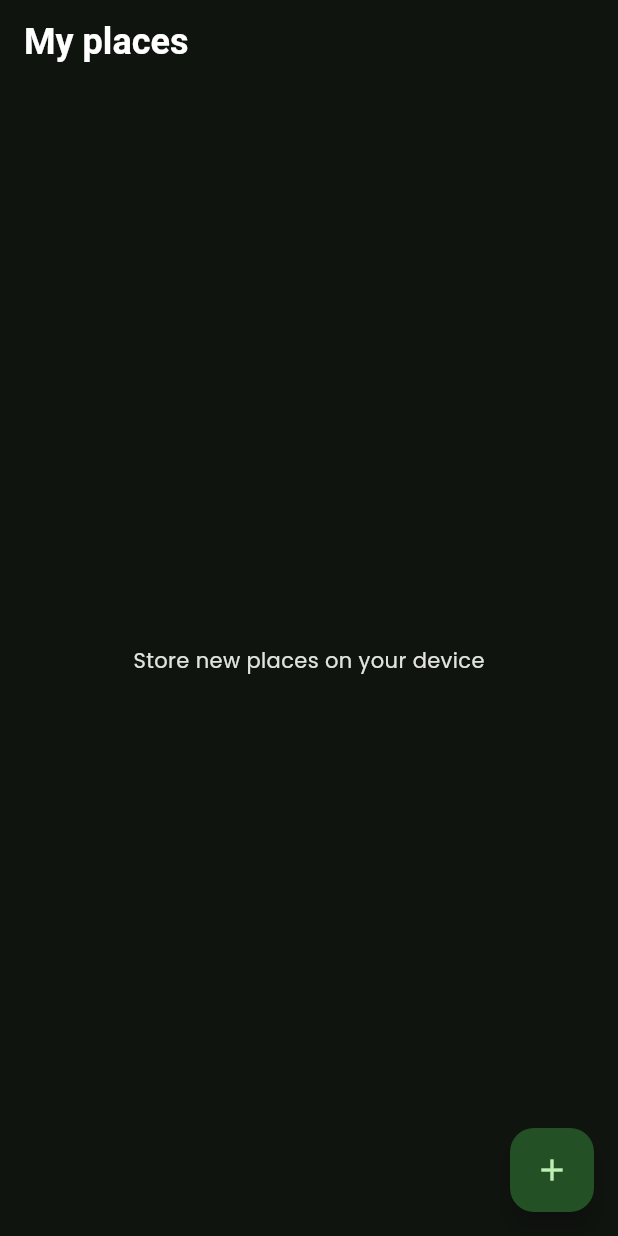
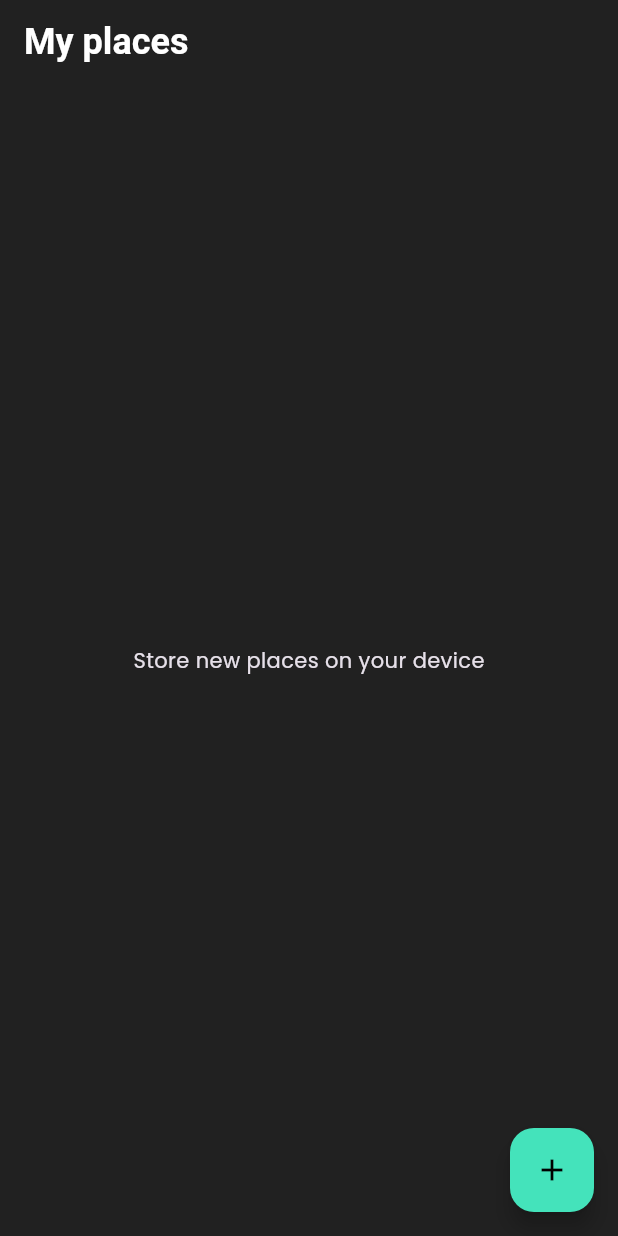
Before and after one commit to HelioPC/great_places, a Flutter app: the screen it shows after launch, on a phone screen of 412 x 824 dp. Run offline on Flutter 3.47's test engine with Material 3 defaults, Android fonts, the phone set to English and light mode, and no system bars; our stand-ins replace google_maps_flutter, image_picker, location, sqflite; missing offline and left inert: flutter_config; accounts and stored records are empty.

Commit message:
fix(ui): change primary colors and font sizes

```diff
--- a/lib/main.dart
+++ b/lib/main.dart
@@ -1,5 +1,6 @@
 import 'package:flutter/material.dart';
 import 'package:flutter_config/flutter_config.dart';
+import 'package:great_places/src/common/themes/dark_theme.dart';
 import 'package:great_places/src/common/utils/app_routes.dart';
 import 'package:great_places/src/features/home/data/great_place_repository.dart';
 import 'package:great_places/src/features/home/data/local_great_place_repository.dart';
@@ -35,21 +36,7 @@ class MainApp extends StatelessWidget {
       ],
       child: MaterialApp(
         debugShowCheckedModeBanner: false,
-        theme: ThemeData(
-          useMaterial3: true,
-          colorScheme: ColorScheme.fromSeed(
-            seedColor: Colors.green,
-            brightness: Brightness.dark,
-          ),
-          fontFamily: 'Poppins',
-          appBarTheme: const AppBarTheme(
-            elevation: 0,
-            titleTextStyle: TextStyle(
-              fontSize: 24,
-              fontWeight: FontWeight.bold,
-            ),
-          ),
-        ),
+        theme: darkTheme(),
         routes: {
           AppRoutes.HOME: (context) => const PlacesListPage(),
           AppRoutes.FORMROUTE: (context) => const PlaceFormPage(),
--- /dev/null
+++ b/lib/src/common/themes/dark_theme.dart
@@ -0,0 +1,84 @@
+import 'package:flutter/material.dart';
+import 'package:flutter/services.dart';
+import 'package:great_places/src/common/extensions/custom_theme_extension.dart';
+import 'package:great_places/src/common/utils/my_colors.dart';
+
+ThemeData darkTheme() {
+  final ThemeData base = ThemeData.dark(useMaterial3: true);
+
+  return base.copyWith(
+    colorScheme: const ColorScheme.dark(
+      background: MyColors.black87,
+      primary: MyColors.green,
+      brightness: Brightness.dark,
+    ),
+    textTheme: ThemeData.dark().textTheme.apply(
+      fontFamily: 'Poppins',
+    ),
+    primaryTextTheme: ThemeData.dark().textTheme.apply(
+      fontFamily: 'Poppins',
+    ),
+    scaffoldBackgroundColor: MyColors.black87,
+    extensions: [CustomThemeExtension.darkMode],
+    appBarTheme: const AppBarTheme(
+      backgroundColor: Colors.transparent,
+      titleTextStyle: TextStyle(
+        fontSize: 24,
+        fontWeight: FontWeight.w600,
+        color: Colors.white,
+      ),
+      systemOverlayStyle: SystemUiOverlayStyle(
+        statusBarColor: Colors.transparent,
+        statusBarBrightness: Brightness.light,
+      ),
+      iconTheme: IconThemeData(color: Colors.white),
+    ),
+    elevatedButtonTheme: ElevatedButtonThemeData(
+      style: ElevatedButton.styleFrom(
+        backgroundColor: MyColors.green,
+        foregroundColor: Colors.black,
+        splashFactory: NoSplash.splashFactory,
+        elevation: 0,
+        shadowColor: Colors.transparent,
+      ),
+    ),
+    bottomSheetTheme: const BottomSheetThemeData(
+      backgroundColor: MyColors.grey600,
+      modalBackgroundColor: MyColors.grey600,
+      shape: RoundedRectangleBorder(
+        borderRadius: BorderRadius.vertical(
+          top: Radius.circular(20),
+        ),
+      ),
+    ),
+    dialogBackgroundColor: MyColors.grey600,
+    dialogTheme: DialogTheme(
+      shape: RoundedRectangleBorder(
+        borderRadius: BorderRadius.circular(10),
+      ),
+    ),
+    floatingActionButtonTheme: const FloatingActionButtonThemeData(
+      backgroundColor: MyColors.green,
+      foregroundColor: Colors.black,
+    ),
+    listTileTheme: ListTileThemeData(
+      iconColor: Colors.red,
+      tileColor: Colors.grey.withOpacity(.2),
+      shape: RoundedRectangleBorder(
+        borderRadius: BorderRadius.circular(20),
+      ),
+      titleTextStyle: const TextStyle(
+        fontSize: 20,
+        fontWeight: FontWeight.w800,
+      ),
+      subtitleTextStyle: const TextStyle(
+        fontSize: 12,
+        color: MyColors.grey,
+      ),
+    ),
+    switchTheme: const SwitchThemeData(
+      thumbColor: MaterialStatePropertyAll(MyColors.grey),
+      trackColor: MaterialStatePropertyAll(Color(0xFF344047)),
+    ),
+  );
+}
--- a/pubspec.yaml
+++ b/pubspec.yaml
@@ -27,6 +27,9 @@ dev_dependencies:
 flutter:
   uses-material-design: true
 
+  assets:
+    - assets/images/no_place.jpg
+
   fonts:
     - family: Poppins
       fonts:
```
Also changed, not shown: lib/src/common/extensions/custom_theme_extension.dart (added, +65 -0 lines), lib/src/common/utils/my_colors.dart (added, +11 -0 lines), lib/src/features/home/presentation/places_list_page.dart (+11 -2 lines), assets/images/no_place.jpg (added), 2 other files.
